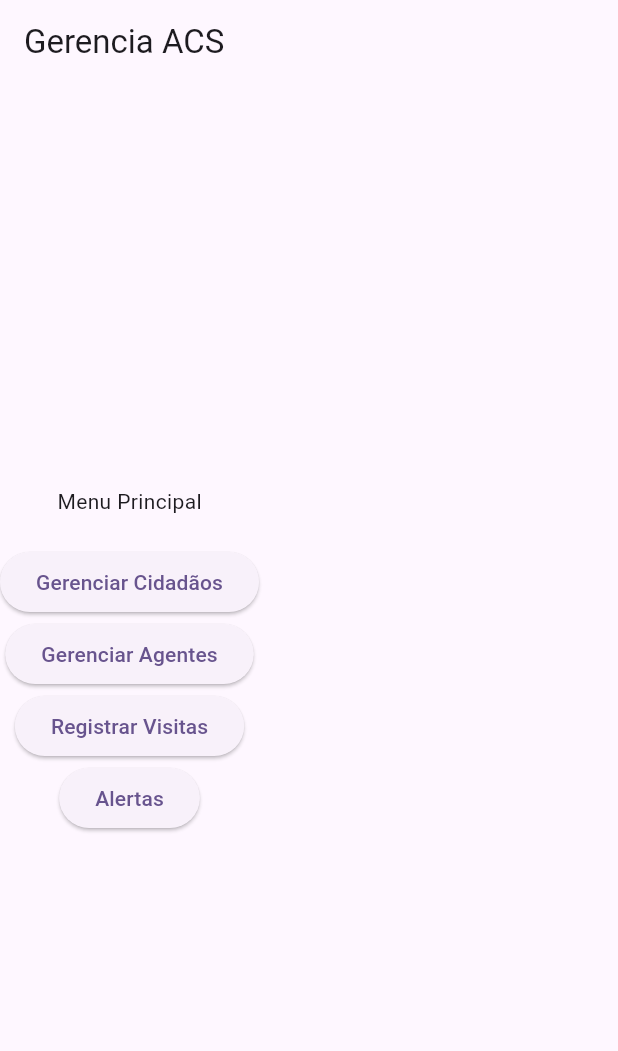
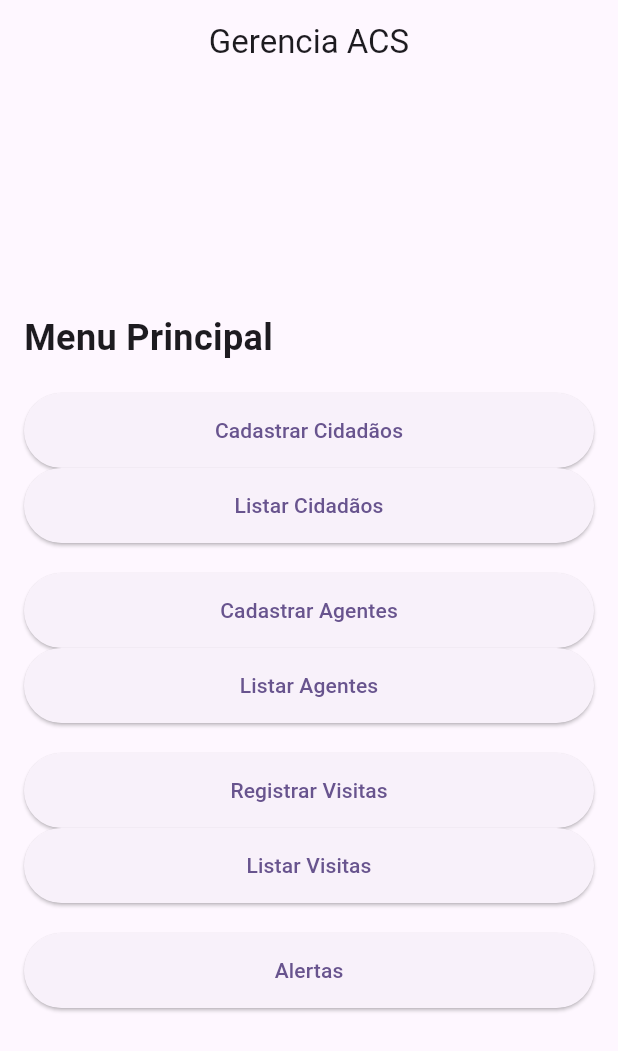
Before and after one commit to Evelyn-Sol/Trabalho-Final-POO, a Flutter app: the screen it shows after launch, on a phone screen of 412 x 824 dp. Shown: the top 1051 px of the screen. Run offline on Flutter 3.47's test engine with Material 3 defaults, Android fonts, the phone set to English and light mode, and no system bars.

Commit message:
fazendo mais ajustes

```diff
--- a/lib/views/telainicial.dart
+++ b/lib/views/telainicial.dart
@@ -2,16 +2,135 @@ import 'package:flutter/material.dart';
 import 'package:sistema_saude/views/telaCadastroAgente.dart';
 import 'package:sistema_saude/views/telaCadastroCidadao.dart';
 import 'package:sistema_saude/views/telaAlertas.dart';
+import 'package:sistema_saude/views/telaListaAgente.dart';
+import 'package:sistema_saude/views/telaListaCidadao.dart';
+import 'package:sistema_saude/views/telaListaVisita.dart';
 import 'package:sistema_saude/views/telaRegistroVisita.dart';
 
 class Telainicial extends StatelessWidget{
     @override
   Widget build(BuildContext context) {
-    return Scaffold(appBar: AppBar(title: Text("Gerencia ACS")),
-    body: Column(children: [Text("Menu Principal"), SizedBox(height: 20),
-    ElevatedButton(onPressed:(){Navigator.push(context, MaterialPageRoute (builder: (context) => Telacadastrocidadao(),));} ,child: Text("Gerenciar Cidadãos")),
-    ElevatedButton(onPressed: (){Navigator.push(context, MaterialPageRoute (builder: (context) => Telacadastroagente(),));}, child: Text("Gerenciar Agentes")),
-    ElevatedButton(onPressed: (){Navigator.push(context, MaterialPageRoute (builder: (context) => Telaregistrovisita(),));}, child: Text("Registrar Visitas")),
-    ElevatedButton(onPressed: (){Navigator.push(context, MaterialPageRoute (builder: (context) => Telaalertas(),));}, child: Text("Alertas"))],mainAxisAlignment: MainAxisAlignment.center, crossAxisAlignment: CrossAxisAlignment.center,));
+    return Scaffold(
+  appBar: AppBar(
+    title: Text("Gerencia ACS"),
+    centerTitle: true,
+  ),
+  body: Padding(
+    padding: EdgeInsets.all(16),
+    child: Column(
+      children: [
+        Text("Menu Principal",style: TextStyle(fontSize: 24,fontWeight: FontWeight.bold),),
+        SizedBox(height: 20),
+
+        ElevatedButton(
+          style: ElevatedButton.styleFrom(
+          padding: EdgeInsets.symmetric(vertical: 15),
+        ),
+          onPressed: (){
+            Navigator.push(
+              context,
+              MaterialPageRoute(
+                builder: (context) => Telacadastrocidadao(),
+              ),
+            );
+          },
+          child: Text("Cadastrar Cidadãos"),
+        ),
+         ElevatedButton(
+          style: ElevatedButton.styleFrom(
+          padding: EdgeInsets.symmetric(vertical: 15),
+        ),
+          onPressed: (){
+            Navigator.push(
+              context,
+              MaterialPageRoute(
+                builder: (context) => Telalistacidadao(),
+              ),
+            );
+          },
+          child: Text("Listar Cidadãos"),
+        ),
+        SizedBox(height: 20,),
+
+        ElevatedButton(
+          style: ElevatedButton.styleFrom(
+          padding: EdgeInsets.symmetric(vertical: 15),
+        ),
+          onPressed: (){
+            Navigator.push(
+              context,
+              MaterialPageRoute(
+                builder: (context) => Telacadastroagente(),
+              ),
+            );
+          },
+          child: Text("Cadastrar Agentes"),
+        ),
+         ElevatedButton(
+          style: ElevatedButton.styleFrom(
+          padding: EdgeInsets.symmetric(vertical: 15),
+        ),
+          onPressed: (){
+            Navigator.push(
+              context,
+              MaterialPageRoute(
+                builder: (context) => Telalistaagente(),
+              ),
+            );
+          },
+          child: Text("Listar Agentes"),
+        ),
+        SizedBox(height: 20,),
+
+        ElevatedButton(
+          style: ElevatedButton.styleFrom(
+          padding: EdgeInsets.symmetric(vertical: 15),
+        ),
+          onPressed: (){
+            Navigator.push(
+              context,
+              MaterialPageRoute(
+                builder: (context) => Telaregistrovisita(),
+              ),
+            );
+          },
+          child: Text("Registrar Visitas"),
+        ),
+         ElevatedButton(
+          style: ElevatedButton.styleFrom(
+          padding: EdgeInsets.symmetric(vertical: 15),
+        ),
+          onPressed: (){
+            Navigator.push(
+              context,
+              MaterialPageRoute(
+                builder: (context) => Telalistavisita(),
+              ),
+            );
+          },
+          child: Text("Listar Visitas"),
+        ),
+        SizedBox(height: 20,),
+
+        ElevatedButton(
+          style: ElevatedButton.styleFrom(
+          padding: EdgeInsets.symmetric(vertical: 15),
+        ),
+          onPressed: (){
+            Navigator.push(
+              context,
+              MaterialPageRoute(
+                builder: (context) => Telaalertas(),
+              ),
+            );
+          },
+          child: Text("Alertas"),
+        ),
+      ],
+      mainAxisAlignment: MainAxisAlignment.center,
+      crossAxisAlignment: CrossAxisAlignment.stretch,
+    ),
+  ),
+);
   }
 }
```
Also changed, not shown: lib/views/telaAlertas.dart (+25 -30 lines), lib/views/telaListaAgente.dart (added, +131 -0 lines), lib/views/telaListaCidadao.dart (added, +122 -0 lines), lib/views/telaListaVisita.dart (added, +111 -0 lines).
